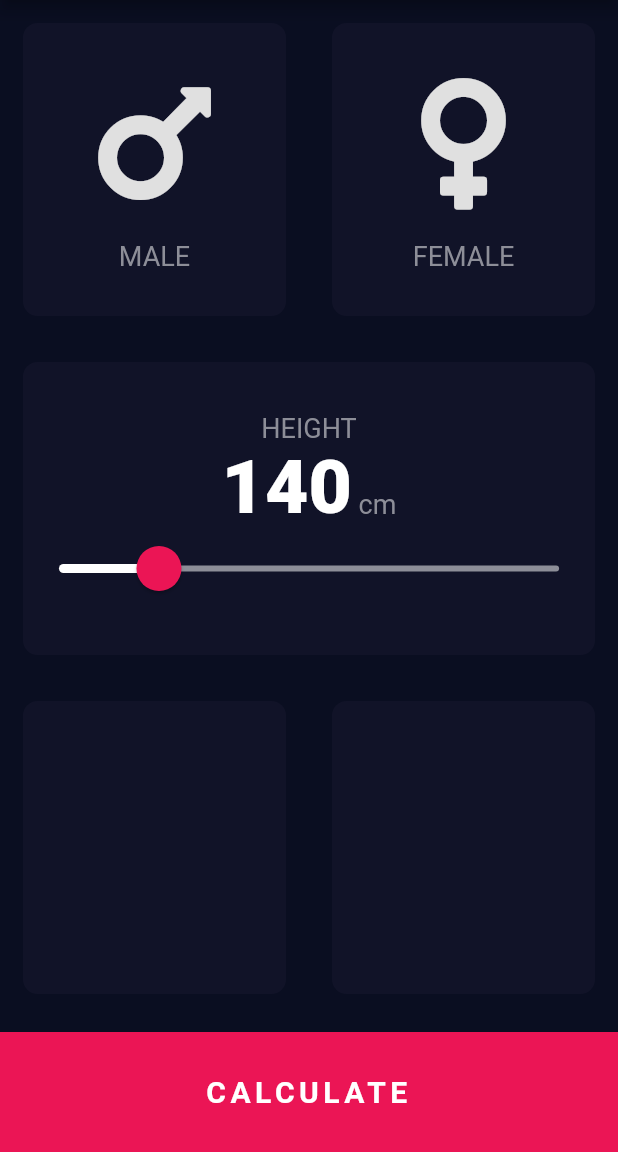
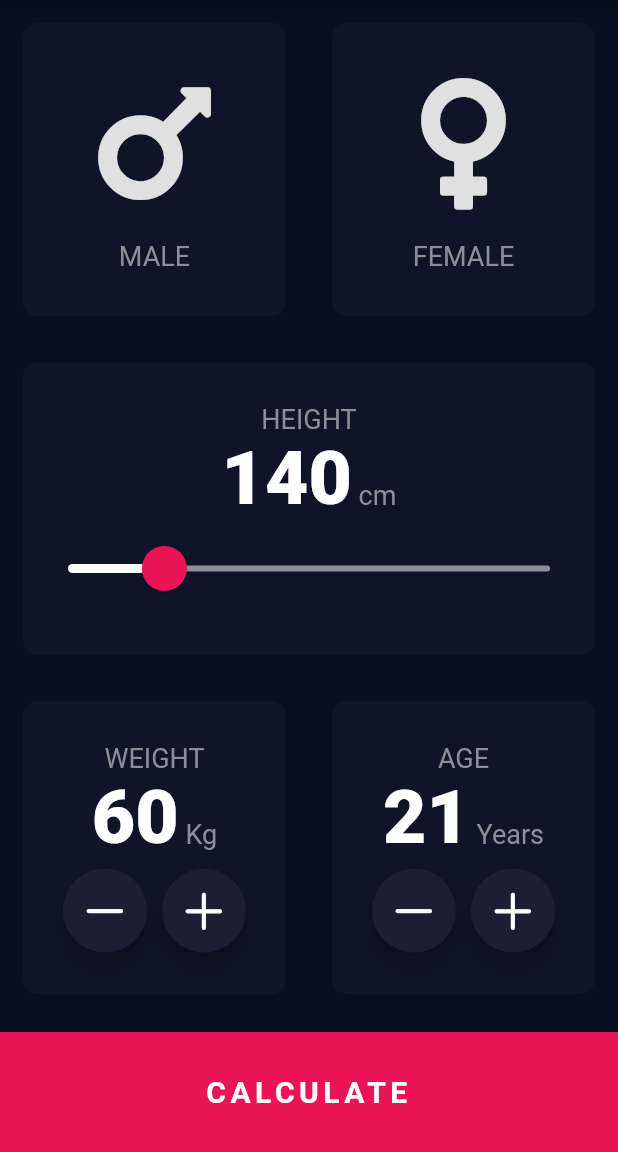
Before and after one commit to vaibhv0311/bmi-calculator, a Flutter app: the screen it shows after launch, on a phone screen of 412 x 824 dp, the part 84-1236 px from its top. Run offline on Flutter 3.47's test engine with Material 2 defaults, Android fonts, the phone set to English and light mode, and no system bars; our stand-ins replace font_awesome_flutter.

Commit message:
added increment/decrement buttons

```diff
--- a/lib/inputpage.dart
+++ b/lib/inputpage.dart
@@ -1,3 +1,4 @@
+import 'package:flutter/cupertino.dart';
 import 'icon_content.dart';
 import 'reusable_card.dart';
 import 'package:flutter/material.dart';
@@ -16,6 +17,8 @@ enum GenderType { male, female }
 class _InputPageState extends State<InputPage> {
   GenderType? selected;
   int height = 140;
+  int weight = 60;
+  int age = 21;
 
   @override
   Widget build(BuildContext context) {
@@ -96,12 +99,14 @@ class _InputPageState extends State<InputPage> {
                       ),
                       SliderTheme(
                         data: SliderTheme.of(context).copyWith(
-                          thumbShape:
-                              RoundSliderThumbShape(enabledThumbRadius: 15.0),
-                          thumbColor: kBottomContainerColor,
-                          activeTrackColor: Colors.white,
-                          inactiveTrackColor: kTextColor,
-                        ),
+                            thumbShape:
+                                RoundSliderThumbShape(enabledThumbRadius: 15.0),
+                            thumbColor: kBottomContainerColor,
+                            activeTrackColor: Colors.white,
+                            inactiveTrackColor: kTextColor,
+                            overlayShape:
+                                RoundSliderOverlayShape(overlayRadius: 30.0),
+                            overlayColor: Color(0x29EB1555)),
                         child: Slider(
                           value: height.toDouble(),
                           min: kSliderMin,
@@ -126,11 +131,119 @@ class _InputPageState extends State<InputPage> {
                     Expanded(
                       child: ReusableCard(
                         colour: kInactiveCardColor,
+                        cardChild: Column(
+                          mainAxisAlignment: MainAxisAlignment.center,
+                          children: [
+                            Text(
+                              'WEIGHT',
+                              style: kLabelText,
+                            ),
+                            Row(
+                              mainAxisAlignment: MainAxisAlignment.center,
+                              crossAxisAlignment: CrossAxisAlignment.baseline,
+                              textBaseline: TextBaseline.alphabetic,
+                              children: [
+                                Text(
+                                  weight.toString(),
+                                  style: kNumberStyle,
+                                ),
+                                Text(
+                                  ' Kg',
+                                  style: kLabelText,
+                                )
+                              ],
+                            ),
+                            SizedBox(
+                              height: 4,
+                            ),
+                            Row(
+                              mainAxisAlignment: MainAxisAlignment.center,
+                              crossAxisAlignment: CrossAxisAlignment.center,
+                              children: [
+                                FloatingActionButton(
+                                  onPressed: () {
+                                    setState(() {
+                                      weight--;
+                                    });
+                                  },
+                                  backgroundColor: kActiveCardColor,
+                                  child: Icon(CupertinoIcons.minus,
+                                      color: Colors.white, size: 35),
+                                ),
+                                SizedBox(width: 10),
+                                FloatingActionButton(
+                                  onPressed: () {
+                                    setState(() {
+                                      weight++;
+                                    });
+                                  },
+                                  backgroundColor: kActiveCardColor,
+                                  child: Icon(CupertinoIcons.plus,
+                                      color: Colors.white, size: 35),
+                                ),
+                              ],
+                            )
+                          ],
+                        ),
                       ),
                     ),
                     Expanded(
                       child: ReusableCard(
                         colour: kInactiveCardColor,
+                        cardChild: Column(
+                          mainAxisAlignment: MainAxisAlignment.center,
+                          children: [
+                            Text(
+                              'AGE',
+                              style: kLabelText,
+                            ),
+                            Row(
+                              mainAxisAlignment: MainAxisAlignment.center,
+                              crossAxisAlignment: CrossAxisAlignment.baseline,
+                              textBaseline: TextBaseline.alphabetic,
+                              children: [
+                                Text(
+                                  age.toString(),
+                                  style: kNumberStyle,
+                                ),
+                                Text(
+                                  ' Years',
+                                  style: kLabelText,
+                                )
+                              ],
+                            ),
+                            SizedBox(
+                              height: 4,
+                            ),
+                            Row(
+                              mainAxisAlignment: MainAxisAlignment.center,
+                              crossAxisAlignment: CrossAxisAlignment.center,
+                              children: [
+                                FloatingActionButton(
+                                  onPressed: () {
+                                    setState(() {
+                                      age--;
+                                    });
+                                  },
+                                  backgroundColor: kActiveCardColor,
+                                  child: Icon(CupertinoIcons.minus,
+                                      color: Colors.white, size: 35),
+                                ),
+                                SizedBox(width: 10),
+                                FloatingActionButton(
+                                  onPressed: () {
+                                    setState(() {
+                                      age++;
+                                    });
+                                  },
+                                  backgroundColor: kActiveCardColor,
+                                  child: Icon(CupertinoIcons.plus,
+                                      color: Colors.white, size: 35),
+                                ),
+                              ],
+                            )
+                          ],
+                        ),
                       ),
                     ),
                   ],
```
